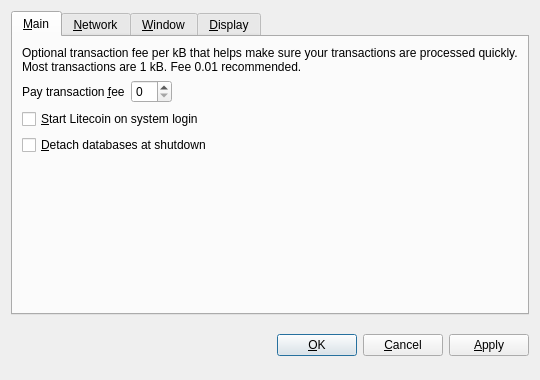
Before: the Qt Designer form src/qt/forms/optionsdialog.ui in G2C/G2C, drawn with Qt 5.
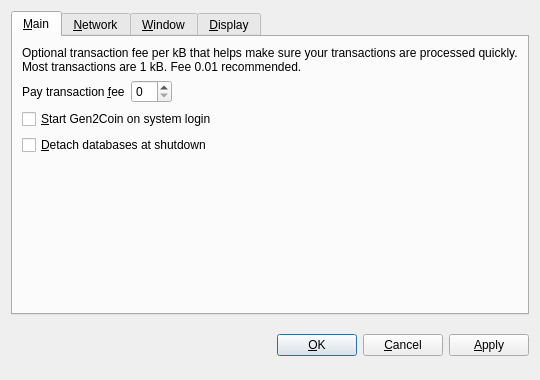
After: the same form once the commit is applied. The open tabs and pages were chosen to show the change. Custom widgets are drawn as their Qt base class.

Patch:
```diff
--- a/src/qt/forms/optionsdialog.ui
+++ b/src/qt/forms/optionsdialog.ui
@@ -82,7 +82,7 @@
           <string>Automatically start Litecoin after logging in to the system.</string>
          </property>
          <property name="text">
-          <string>&amp;Start Litecoin on system login</string>
+          <string>&amp;Start Gen2Coin on system login</string>
          </property>
         </widget>
        </item>
```
Left out of the diff: 10 changed lines with no effect on the pictures.
